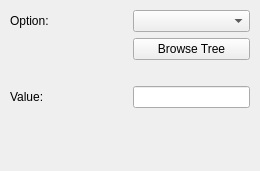
Qt form kstars/tools/argchangeviewoption.ui (KDE/kstars) before a commit.
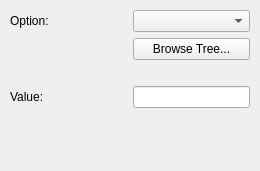
The same form after that commit.

The edit to the form file:
```diff
--- a/kstars/tools/argchangeviewoption.ui
+++ b/kstars/tools/argchangeviewoption.ui
@@ -66,7 +66,7 @@
         <string>Press this button to select a View Option from a Tree list, in which they are grouped by subject.  Also shown are a short description of each option, and the data type of the option's value (string, integer, float or boolean).</string>
        </property>
        <property name="text" >
-        <string>Browse Tree</string>
+        <string>Browse Tree...</string>
        </property>
       </widget>
      </item>
```
Left out of the diff: 4 changed lines with no effect on the pictures.
